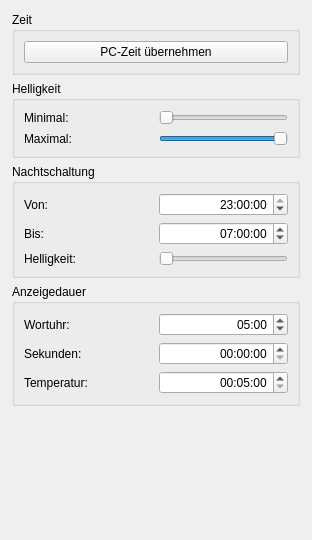
Before: the Qt Designer form Software/qlocktoo/settings/settings.ui in tfeldmann/QlockToo, drawn with Qt 5.
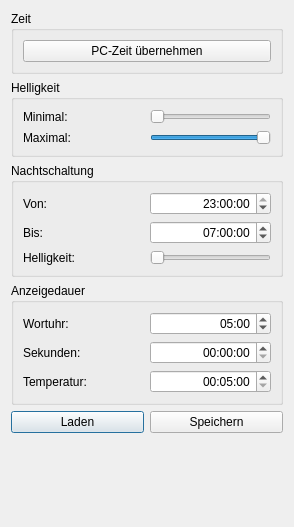
After: the same form once the commit is applied.

Diff of the .ui file:
```diff
--- a/Software/qlocktoo/settings/settings.ui
+++ b/Software/qlocktoo/settings/settings.ui
@@ -9,8 +9,8 @@
    <rect>
     <x>0</x>
     <y>0</y>
-    <width>312</width>
-    <height>540</height>
+    <width>294</width>
+    <height>527</height>
    </rect>
   </property>
   <property name="windowTitle">
@@ -23,9 +23,6 @@
    <bool>true</bool>
   </property>
   <layout class="QVBoxLayout" name="verticalLayout_2">
-   <property name="margin">
-    <number>12</number>
-   </property>
    <item>
     <widget class="QGroupBox" name="groupBox">
      <property name="sizePolicy">
@@ -69,10 +66,25 @@
       <string>Helligkeit</string>
      </property>
      <layout class="QGridLayout" name="gridLayout_3">
-      <item row="0" column="0">
-       <widget class="QLabel" name="label_4">
-        <property name="text">
-         <string>Minimal:</string>
+      <item row="1" column="1">
+       <widget class="QSlider" name="brightnessMax">
+        <property name="sizePolicy">
+         <sizepolicy hsizetype="Preferred" vsizetype="Fixed">
+          <horstretch>0</horstretch>
+          <verstretch>0</verstretch>
+         </sizepolicy>
+        </property>
+        <property name="focusPolicy">
+         <enum>Qt::ClickFocus</enum>
+        </property>
+        <property name="maximum">
+         <number>255</number>
+        </property>
+        <property name="value">
+         <number>255</number>
+        </property>
+        <property name="orientation">
+         <enum>Qt::Horizontal</enum>
         </property>
        </widget>
       </item>
@@ -102,25 +114,10 @@
         </property>
        </widget>
       </item>
-      <item row="1" column="1">
-       <widget class="QSlider" name="brightnessMaximum">
-        <property name="sizePolicy">
-         <sizepolicy hsizetype="Preferred" vsizetype="Fixed">
-          <horstretch>0</horstretch>
-          <verstretch>0</verstretch>
-         </sizepolicy>
-        </property>
-        <property name="focusPolicy">
-         <enum>Qt::ClickFocus</enum>
-        </property>
-        <property name="maximum">
-         <number>255</number>
-        </property>
-        <property name="value">
-         <number>255</number>
-        </property>
-        <property name="orientation">
-         <enum>Qt::Horizontal</enum>
+      <item row="0" column="0">
+       <widget class="QLabel" name="label_4">
+        <property name="text">
+         <string>Minimal:</string>
         </property>
        </widget>
       </item>
@@ -317,6 +314,24 @@
      </layout>
     </widget>
    </item>
+   <item>
+    <layout class="QHBoxLayout" name="horizontalLayout">
+     <item>
+      <widget class="QPushButton" name="btnLoad">
+       <property name="text">
+        <string>Laden</string>
+       </property>
+      </widget>
+     </item>
+     <item>
+      <widget class="QPushButton" name="btnSave">
+       <property name="text">
+        <string>Speichern</string>
+       </property>
+      </widget>
+     </item>
+    </layout>
+   </item>
    <item>
     <spacer name="verticalSpacer">
      <property name="orientation">
```
Left out of the diff: 132 changed lines with no effect on the pictures.
